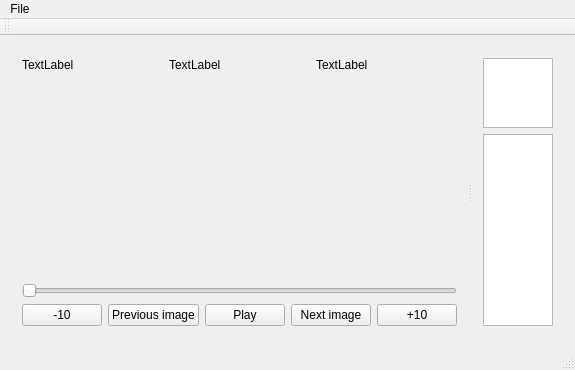
This is mainwindow.ui in jankolorenc/VideoTimeMeasure as Qt 5 draws it before an edit. The edited form follows.
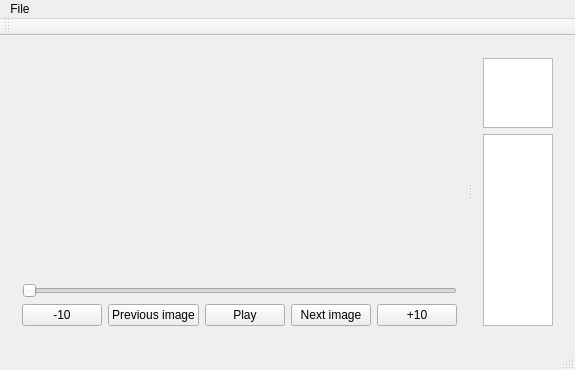
This is the edited form. Custom widgets are drawn as their Qt base class.

Commit message: clearing ui from debug info

The edit to the form file:
```diff
--- a/mainwindow.ui
+++ b/mainwindow.ui
@@ -34,31 +34,6 @@
       </property>
       <widget class="QWidget" name="layoutWidget">
        <layout class="QVBoxLayout" name="verticalLayout_2">
-        <item>
-         <layout class="QHBoxLayout" name="horizontalLayout_4">
-          <item>
-           <widget class="QLabel" name="keyFramLabel">
-            <property name="text">
-             <string>TextLabel</string>
-            </property>
-           </widget>
-          </item>
-          <item>
-           <widget class="QLabel" name="timeLabel">
-            <property name="text">
-             <string>TextLabel</string>
-            </property>
-           </widget>
-          </item>
-          <item>
-           <widget class="QLabel" name="frameLabel">
-            <property name="text">
-             <string>TextLabel</string>
-            </property>
-           </widget>
-          </item>
-         </layout>
-        </item>
         <item>
          <widget class="AspectRatioPixmapLabel" name="videoLabel">
           <property name="sizePolicy">
```
The commit also changes 2 other files.
